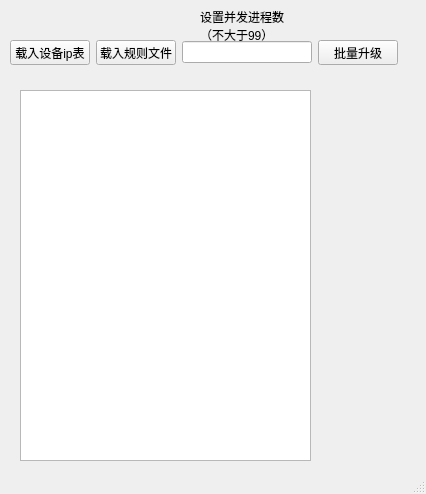
This is test.ui in mofan1979/raisecom-itn-auto-upgrade as Qt 5 draws it before an edit. The edited form follows.
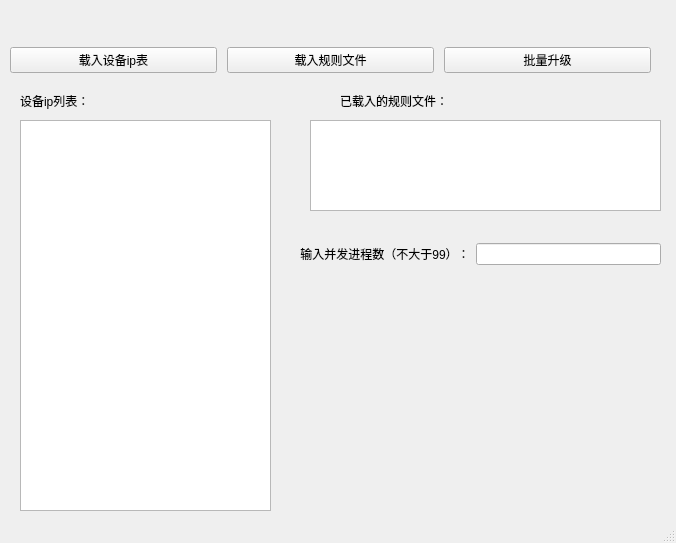
This is the edited form.

Commit message: add rule_confirm  field

The edit to the form file:
```diff
--- a/test.ui
+++ b/test.ui
@@ -6,8 +6,8 @@
    <rect>
     <x>0</x>
     <y>0</y>
-    <width>426</width>
-    <height>494</height>
+    <width>676</width>
+    <height>543</height>
    </rect>
   </property>
   <property name="windowTitle">
@@ -19,11 +19,14 @@
      <rect>
       <x>10</x>
       <y>40</y>
-      <width>388</width>
-      <height>25</height>
+      <width>641</width>
+      <height>41</height>
      </rect>
     </property>
     <layout class="QHBoxLayout" name="horizontalLayout">
+     <property name="spacing">
+      <number>10</number>
+     </property>
      <item>
       <widget class="QPushButton" name="pushButton_4">
        <property name="text">
@@ -39,6 +42,90 @@
       </widget>
      </item>
      <item>
+      <widget class="QPushButton" name="pushButton_3">
+       <property name="text">
+        <string>批量升级</string>
+       </property>
+      </widget>
+     </item>
+    </layout>
+   </widget>
+   <widget class="QPlainTextEdit" name="hosts">
+    <property name="geometry">
+     <rect>
+      <x>20</x>
+      <y>120</y>
+      <width>251</width>
+      <height>391</height>
+     </rect>
+    </property>
+   </widget>
+   <widget class="QLabel" name="label_2">
+    <property name="geometry">
+     <rect>
+      <x>340</x>
+      <y>90</y>
+      <width>111</width>
+      <height>21</height>
+     </rect>
+    </property>
+    <property name="text">
+     <string>已载入的规则文件：</string>
+    </property>
+   </widget>
+   <widget class="QTextBrowser" name="rule_confirm">
+    <property name="geometry">
+     <rect>
+      <x>310</x>
+      <y>120</y>
+      <width>351</width>
+      <height>91</height>
+     </rect>
+    </property>
+   </widget>
+   <widget class="QLabel" name="label_3">
+    <property name="geometry">
+     <rect>
+      <x>20</x>
+      <y>90</y>
+      <width>111</width>
+      <height>21</height>
+     </rect>
+    </property>
+    <property name="text">
+     <string>设备ip列表：</string>
+    </property>
+   </widget>
+   <widget class="QWidget" name="verticalLayoutWidget">
+    <property name="geometry">
+     <rect>
+      <x>300</x>
+      <y>227</y>
+      <width>361</width>
+      <height>54</height>
+     </rect>
+    </property>
+    <layout class="QGridLayout" name="gridLayout">
+     <item row="0" column="0">
+      <widget class="QLabel" name="label">
+       <property name="text">
+        <string>输入并发进程数（不大于99）：</string>
+       </property>
+       <property name="alignment">
+        <set>Qt::AlignCenter</set>
+       </property>
+       <property name="wordWrap">
+        <bool>false</bool>
+       </property>
+       <property name="margin">
+        <number>20</number>
+       </property>
+       <property name="indent">
+        <number>0</number>
+       </property>
+      </widget>
+     </item>
+     <item row="0" column="1">
       <widget class="QLineEdit" name="setpool">
        <property name="toolTip">
         <string comment="设置并发进程数（不大于99）" extracomment="设置并发进程数（不大于99）"/>
@@ -54,41 +141,8 @@
        </property>
       </widget>
      </item>
-     <item>
-      <widget class="QPushButton" name="pushButton_3">
-       <property name="text">
-        <string>批量升级</string>
-       </property>
-      </widget>
-     </item>
     </layout>
    </widget>
-   <widget class="QLabel" name="label">
-    <property name="geometry">
-     <rect>
-      <x>200</x>
-      <y>10</y>
-      <width>101</width>
-      <height>31</height>
-     </rect>
-    </property>
-    <property name="text">
-     <string>设置并发进程数（不大于99）</string>
-    </property>
-    <property name="wordWrap">
-     <bool>true</bool>
-    </property>
-   </widget>
-   <widget class="QPlainTextEdit" name="hosts">
-    <property name="geometry">
-     <rect>
-      <x>20</x>
-      <y>90</y>
-      <width>291</width>
-      <height>371</height>
-     </rect>
-    </property>
-   </widget>
   </widget>
   <widget class="QStatusBar" name="statusbar"/>
  </widget>
```
Left out of the diff: 32 changed lines with no effect on the pictures. The commit also changes 2 other files.
